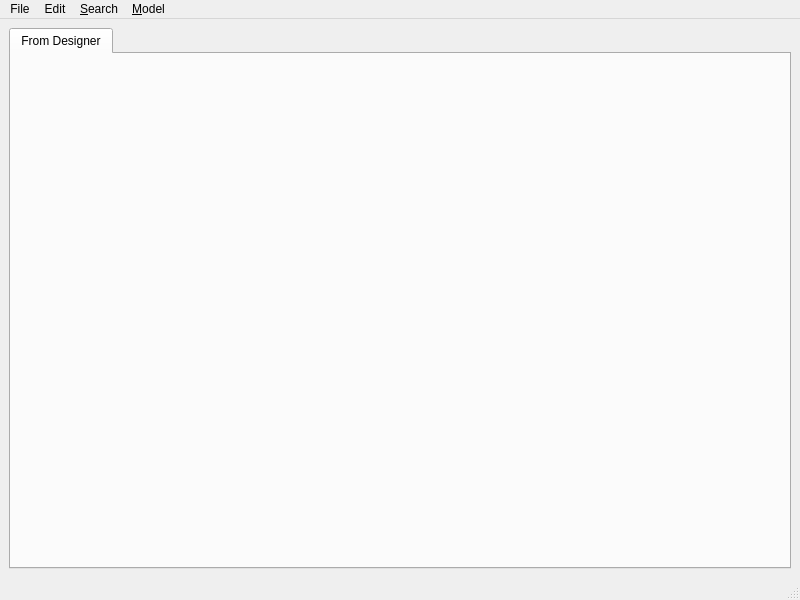
Before: the Qt Designer form ui/browser.ui in djellemah/clevic, drawn with Qt 5.
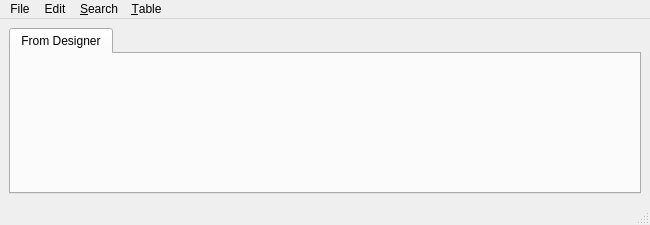
After: the same form once the commit is applied. Icons and pictures are not drawn.

Commit message: fix focus buglets. Ctrl-Tab to move tabs

Diff of the .ui file:
```diff
--- a/ui/browser.ui
+++ b/ui/browser.ui
@@ -8,8 +8,8 @@
    <rect>
     <x>0</x>
     <y>0</y>
-    <width>800</width>
-    <height>600</height>
+    <width>650</width>
+    <height>225</height>
    </rect>
   </property>
   <property name="windowTitle" >
@@ -46,7 +46,7 @@
     <rect>
      <x>0</x>
      <y>0</y>
-     <width>800</width>
+     <width>650</width>
      <height>28</height>
     </rect>
    </property>
@@ -76,7 +76,7 @@
    </widget>
    <widget class="QMenu" name="menuModel" >
     <property name="title" >
-     <string>&amp;Model</string>
+     <string>&amp;Table</string>
     </property>
     <addaction name="action_reload" />
    </widget>
```
Left out of the diff: 74 changed lines with no effect on the pictures. The commit also changes 4 other files.
